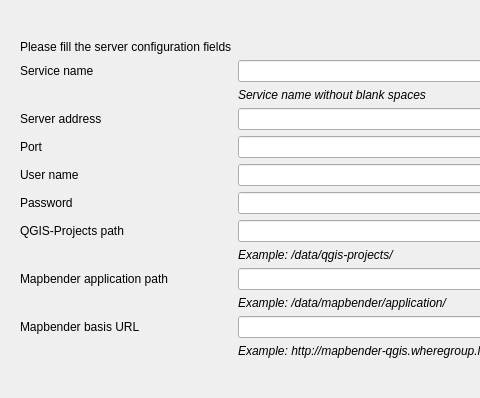
Old version of the form mapbender_plugin/dialogs/ui/add_server_section_dialog.ui in the repository WhereGroup/QGIS2Mapbender; both pictures show x 0 to 480 and y 0 to 398 of the 870 by 654 pixel window.
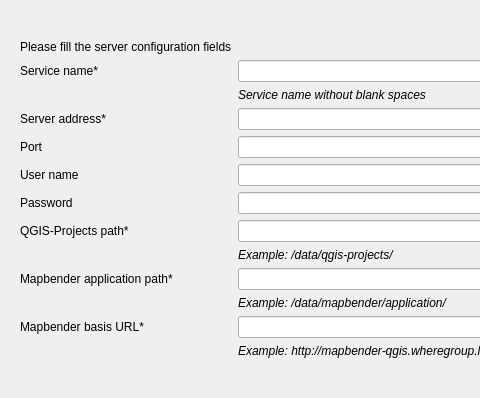
New version of the form. Icons and pictures are not drawn. Custom widgets are drawn as their Qt base class.

Commit message: update ui files (password line edit, asterisc on mandatory fields, url characters only)

```diff
--- a/mapbender_plugin/dialogs/ui/add_server_section_dialog.ui
+++ b/mapbender_plugin/dialogs/ui/add_server_section_dialog.ui
@@ -55,7 +55,7 @@
         <item row="1" column="0">
          <widget class="QLabel" name="newServiceNameLabel">
           <property name="text">
-           <string>Service name</string>
+           <string>Service name*</string>
           </property>
          </widget>
         </item>
@@ -77,7 +77,7 @@
         <item row="3" column="0">
          <widget class="QLabel" name="newServerAddressLabel">
           <property name="text">
-           <string>Server address</string>
+           <string>Server address*</string>
           </property>
          </widget>
         </item>
@@ -117,7 +117,7 @@
         <item row="7" column="0">
          <widget class="QLabel" name="newQgisProjectPathLabel">
           <property name="text">
-           <string>QGIS-Projects path</string>
+           <string>QGIS-Projects path*</string>
           </property>
          </widget>
         </item>
@@ -142,7 +142,7 @@
         <item row="9" column="0">
          <widget class="QLabel" name="newMbPathLabel">
           <property name="text">
-           <string>Mapbender application path</string>
+           <string>Mapbender application path*</string>
           </property>
          </widget>
         </item>
@@ -167,7 +167,7 @@
         <item row="11" column="0">
          <widget class="QLabel" name="newMbBasisUrlLabel">
           <property name="text">
-           <string>Mapbender basis URL</string>
+           <string>Mapbender basis URL*</string>
           </property>
          </widget>
         </item>
@@ -203,6 +203,13 @@
    </item>
   </layout>
  </widget>
+ <customwidgets>
+  <customwidget>
+   <class>QgsPasswordLineEdit</class>
+   <extends>QLineEdit</extends>
+   <header>qgspasswordlineedit.h</header>
+  </customwidget>
+ </customwidgets>
  <resources/>
  <connections/>
 </ui>
```
Left out of the diff: 17 changed lines with no effect on the pictures. The commit also changes 2 other files.
